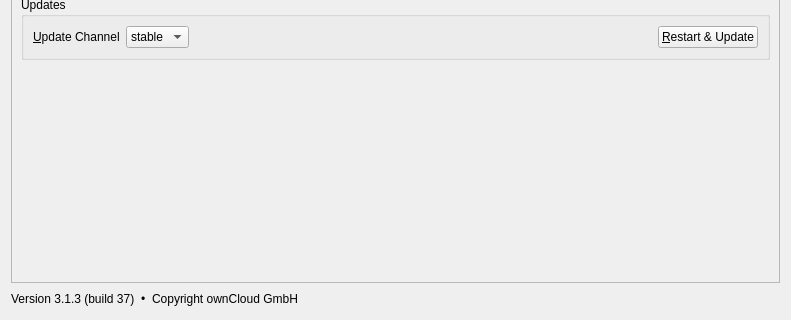
Old version of the form src/gui/generalsettings.ui in the repository GrossLukas/client; both pictures show x 0 to 791 and y 366 to 686 of the 791 by 686 pixel window.
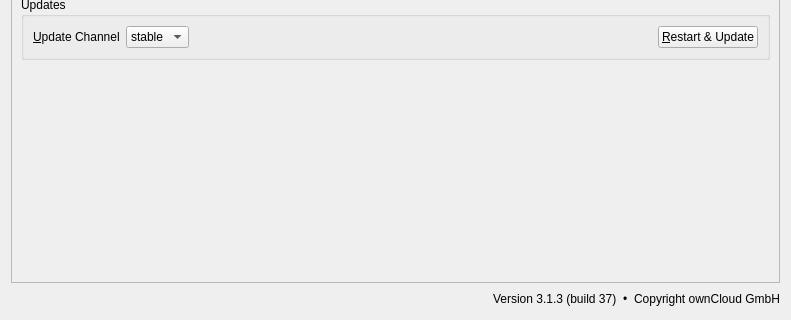
New version of the form. Custom widgets are drawn as their Qt base class.

Commit message: Move version banner to the right

Diff of the .ui file:
```diff
--- a/src/gui/generalsettings.ui
+++ b/src/gui/generalsettings.ui
@@ -288,45 +288,6 @@
       <property name="bottomMargin">
        <number>0</number>
       </property>
-      <item>
-       <widget class="QLabel" name="versionLabel">
-        <property name="cursor">
-         <cursorShape>PointingHandCursor</cursorShape>
-        </property>
-        <property name="text">
-         <string notr="true">Version 3.1.3 (build 37)</string>
-        </property>
-        <property name="textInteractionFlags">
-         <set>Qt::LinksAccessibleByMouse</set>
-        </property>
-       </widget>
-      </item>
-      <item>
-       <widget class="QLabel" name="copyrightLabelDotBefore">
-        <property name="cursor">
-         <cursorShape>ArrowCursor</cursorShape>
-        </property>
-        <property name="text">
-         <string>•</string>
-        </property>
-        <property name="textInteractionFlags">
-         <set>Qt::LinksAccessibleByMouse|Qt::TextSelectableByMouse</set>
-        </property>
-       </widget>
-      </item>
-      <item>
-       <widget class="QLabel" name="copyrightLabel">
-        <property name="cursor">
-         <cursorShape>ArrowCursor</cursorShape>
-        </property>
-        <property name="text">
-         <string notr="true">Copyright ownCloud GmbH</string>
-        </property>
-        <property name="textInteractionFlags">
-         <set>Qt::LinksAccessibleByMouse|Qt::TextSelectableByMouse</set>
-        </property>
-       </widget>
-      </item>
       <item>
        <spacer name="spacer">
         <property name="orientation">
@@ -340,6 +301,45 @@
         </property>
        </spacer>
       </item>
+      <item>
+       <widget class="QLabel" name="versionLabel">
+        <property name="cursor">
+         <cursorShape>PointingHandCursor</cursorShape>
+        </property>
+        <property name="text">
+         <string notr="true">Version 3.1.3 (build 37)</string>
+        </property>
+        <property name="textInteractionFlags">
+         <set>Qt::LinksAccessibleByMouse</set>
+        </property>
+       </widget>
+      </item>
+      <item>
+       <widget class="QLabel" name="copyrightLabelDotBefore">
+        <property name="cursor">
+         <cursorShape>ArrowCursor</cursorShape>
+        </property>
+        <property name="text">
+         <string>•</string>
+        </property>
+        <property name="textInteractionFlags">
+         <set>Qt::LinksAccessibleByMouse|Qt::TextSelectableByMouse</set>
+        </property>
+       </widget>
+      </item>
+      <item>
+       <widget class="QLabel" name="copyrightLabel">
+        <property name="cursor">
+         <cursorShape>ArrowCursor</cursorShape>
+        </property>
+        <property name="text">
+         <string notr="true">Copyright ownCloud GmbH</string>
+        </property>
+        <property name="textInteractionFlags">
+         <set>Qt::LinksAccessibleByMouse|Qt::TextSelectableByMouse</set>
+        </property>
+       </widget>
+      </item>
      </layout>
     </widget>
    </item>
```
